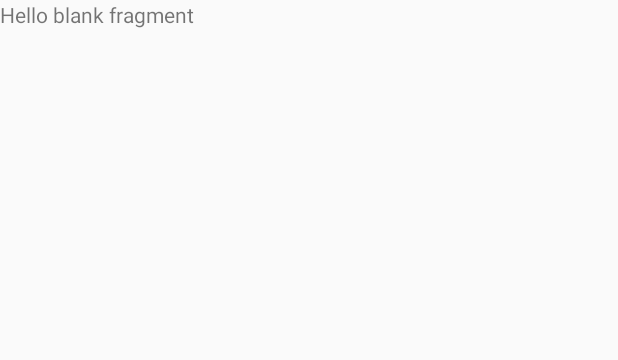
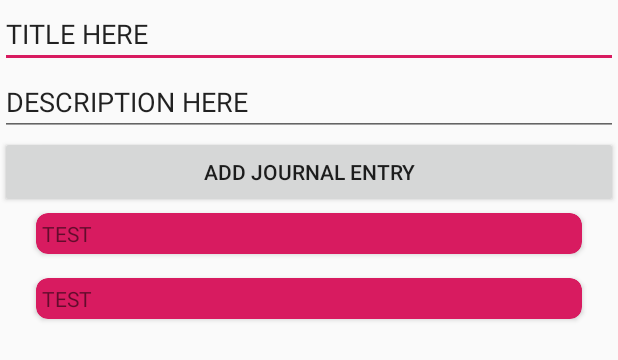
Before and after one commit to Build-Week-Bucket-List/android, an Android app: the layout fragment_journal_item_list.xml on its own in the app's theme, with its tools: preview values and no code run, on a phone screen of 412 x 824 dp. Shown: the top 360 px of the screen. Run offline under Robolectric (Android 15) with nearby library versions, the phone set to English and light mode, and no system bars.

Commit message:
finished fragment_journal_item_list.xml layout

```diff
--- a/app/src/main/res/layout/fragment_bucket_item_list.xml
+++ b/app/src/main/res/layout/fragment_bucket_item_list.xml
@@ -7,7 +7,7 @@
     android:orientation="vertical"
     android:layout_width="match_parent"
     android:layout_height="match_parent"
-    tools:context=".fragment.BucketListItemFragment">
+    tools:context=".fragment.BucketItemListFragment">
 
 <androidx.recyclerview.widget.RecyclerView
     android:id="@+id/bucket_item_list"
--- a/app/src/main/res/layout/fragment_journal_item_list.xml
+++ b/app/src/main/res/layout/fragment_journal_item_list.xml
@@ -3,12 +3,44 @@
     xmlns:tools="http://schemas.android.com/tools"
     android:layout_width="match_parent"
     android:layout_height="match_parent"
-    tools:context=".fragment.JournalListItemFragment">
+    xmlns:app="http://schemas.android.com/apk/res-auto"
+    tools:context=".fragment.JournalItemListFragment">
 
-    <!-- TODO: Update blank fragment layout -->
-    <TextView
+    <androidx.constraintlayout.widget.ConstraintLayout
         android:layout_width="match_parent"
-        android:layout_height="match_parent"
-        android:text="@string/hello_blank_fragment" />
+        android:layout_height="wrap_content">
+
+        <EditText
+            android:id="@+id/bucket_list_item_name"
+            android:layout_width="match_parent"
+            android:layout_height="wrap_content"
+            app:layout_constraintTop_toTopOf="parent"
+            android:text="TITLE HERE" />
+
+        <EditText
+            android:id="@+id/bucket_list_item_description"
+            android:layout_width="match_parent"
+            android:layout_height="wrap_content"
+            app:layout_constraintTop_toBottomOf="@+id/bucket_list_item_name"
+            android:text="DESCRIPTION HERE"/>
+
+        <Button
+            android:layout_width="match_parent"
+            android:layout_height="wrap_content"
+            android:text="Add Journal Entry"
+            app:layout_constraintTop_toBottomOf="@id/bucket_list_item_description"/>
+
+        <androidx.recyclerview.widget.RecyclerView
+            android:id="@+id/journal_item_list"
+            android:name="com.rybarstudios.bucketlist.fragment.BucketListItemFragment"
+            android:layout_width="match_parent"
+            android:layout_height="300dp"
+            android:layout_marginLeft="16dp"
+            android:layout_marginRight="16dp"
+            tools:context=".fragment.JournalListItemFragment"
+            tools:listitem="@layout/layout_journal_item"
+            app:layout_constraintTop_toBottomOf="@id/bucket_list_item_description"/>
+
+    </androidx.constraintlayout.widget.ConstraintLayout>
 
 </FrameLayout>
--- a/app/src/main/res/layout/layout_journal_item.xml
+++ b/app/src/main/res/layout/layout_journal_item.xml
@@ -6,6 +6,7 @@
     android:layout_height="wrap_content"
     android:backgroundTint="@color/colorAccent"
     app:cardCornerRadius="8dp"
+    android:layout_margin="8dp"
     android:id="@+id/journal_parent_card"
     >
 
```
